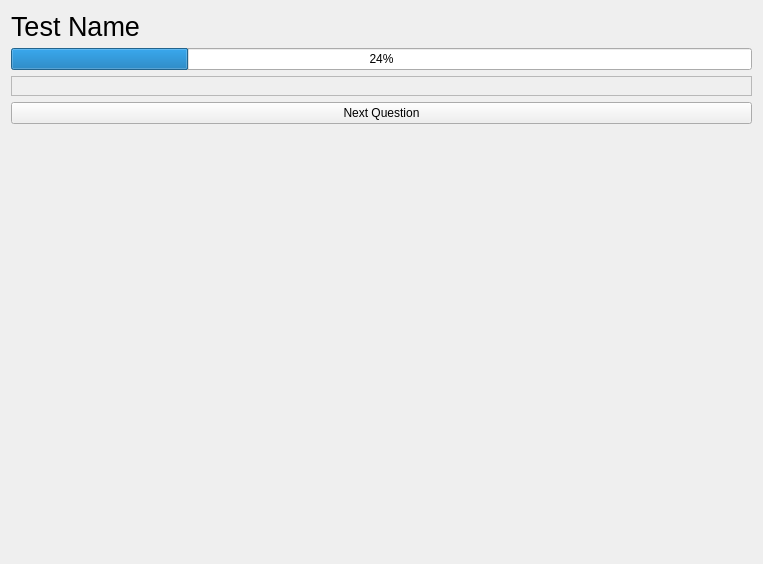
adibozzhanov/LeProgram, file src/views/ui/testTaking.ui: the form before one commit.
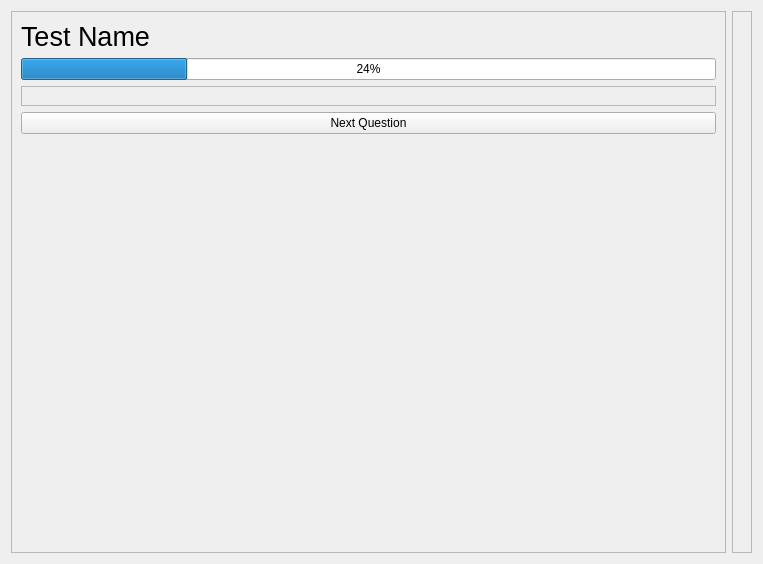
The form after the commit.

Commit message: feat ask lep page frame in test taking

Diff of the .ui file:
```diff
--- a/src/views/ui/testTaking.ui
+++ b/src/views/ui/testTaking.ui
@@ -13,7 +13,16 @@
   <property name="windowTitle">
    <string>Frame</string>
   </property>
-  <layout class="QVBoxLayout" name="verticalLayout">
+  <layout class="QHBoxLayout" name="askLepLayout">
+   <item>
+    <widget class="QFrame" name="frame">
+     <property name="frameShape">
+      <enum>QFrame::StyledPanel</enum>
+     </property>
+     <property name="frameShadow">
+      <enum>QFrame::Raised</enum>
+     </property>
+     <layout class="QVBoxLayout" name="verticalLayout_2">
    <item>
     <widget class="QLabel" name="testNameLabel">
      <property name="font">
@@ -63,6 +72,20 @@
       </size>
      </property>
     </spacer>
+      </item>
+     </layout>
+    </widget>
+   </item>
+   <item>
+    <widget class="QFrame" name="askLepFrame">
+     <property name="frameShape">
+      <enum>QFrame::StyledPanel</enum>
+     </property>
+     <property name="frameShadow">
+      <enum>QFrame::Raised</enum>
+     </property>
+     <layout class="QHBoxLayout" name="horizontalLayout_2"/>
+    </widget>
    </item>
   </layout>
  </widget>
```
Lines whose indentation alone changed are shown as unchanged. The commit also changes 5 other files.
